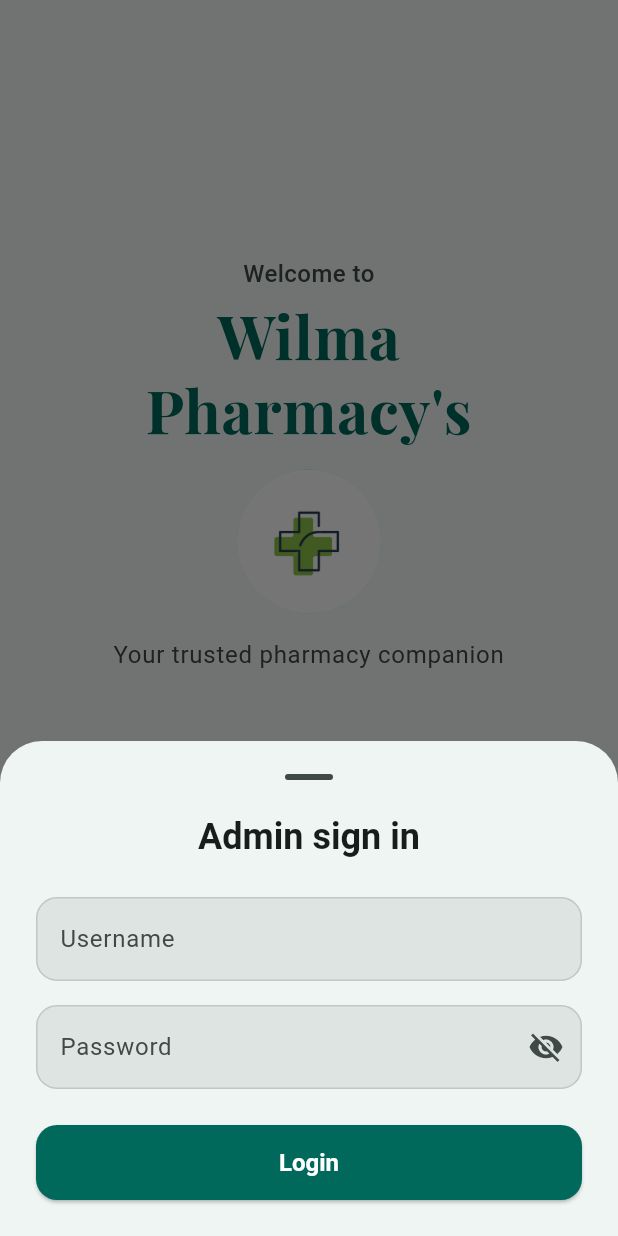
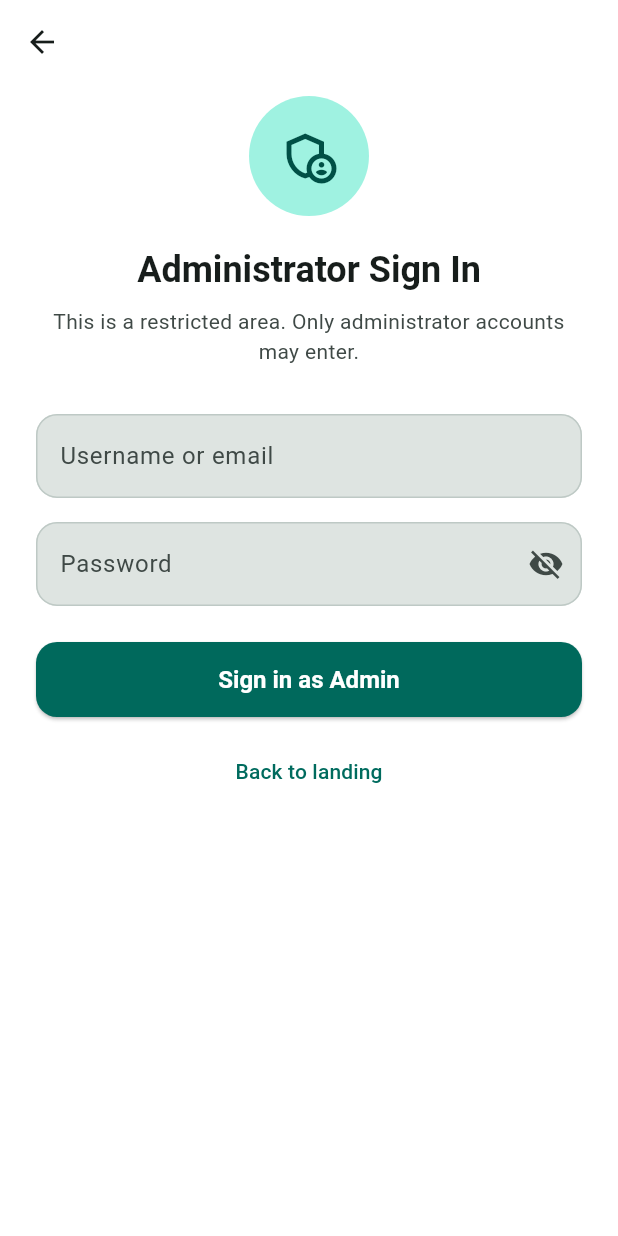
Before and after one commit to adriantoque/pharma-app, a Flutter app: the screen it shows after launch, after a tap on "Sign in as Admin", on a phone screen of 412 x 824 dp. Run offline on Flutter 3.47's test engine with Material 3 defaults, Android fonts, the phone set to English and light mode, and no system bars; our stand-ins replace camera, cloud_firestore, connectivity_plus, firebase_auth, firebase_core, fl_chart and 5 more; missing offline and left inert: google_mlkit_text_recognition; accounts and stored records are empty; generated files the repository leaves out were written again.

Commit message:
seperated the admin and stuff fix the auto go back after login

```diff
--- a/lib/features/admin/presentation/screens/admin_home_screen.dart
+++ b/lib/features/admin/presentation/screens/admin_home_screen.dart
@@ -22,6 +22,14 @@ class AdminHomeScreen extends StatelessWidget {
   Widget build(BuildContext context) {
     return Scaffold(
       appBar: AppBar(
+        // The workspace is outside the shell, so there is no bottom bar to
+        // tap away from. This is the way back to the regular app, and it
+        // goes to Home because that is where a pharmacist returns to.
+        leading: IconButton(
+          icon: const Icon(Icons.arrow_back),
+          tooltip: 'Back to app',
+          onPressed: () => context.goNamed('home'),
+        ),
         title: const Text('Admin'),
         centerTitle: true,
       ),
--- a/lib/features/auth/presentation/providers/auth_provider.dart
+++ b/lib/features/auth/presentation/providers/auth_provider.dart
@@ -138,6 +138,53 @@ class AuthProvider extends ChangeNotifier {
       () => _repository.login(email: email, password: password),
       onSuccess: _applyAuthState,
     );
+  }
+
+  /// Signs in, then verifies the account has administrator access.
+  ///
+  /// A staff credential entered on the admin door is signed back out with a
+  /// message. The role check runs after the backend has answered, so a fake
+  /// role cannot be claimed in the UI -- what is checked is what Firestore
+  /// said, not what the form asked for.
+  Future<bool> loginAsAdmin({
+    required String email,
+    required String password,
+  }) async {
+    final ok = await login(email: email, password: password);
+    if (!ok) return false;
+
+    if (_role != UserRole.admin) {
+      // Sign back out so the staff session does not survive a failed admin
+      // attempt. The message is set afterwards because logout() clears the
+      // error field as part of its own tidy-up.
+      await logout();
+      _error = 'This account does not have administrator access.';
+      _safeNotify();
+      return false;
+    }
+    return true;
+  }
+
+  /// Signs in, then verifies the account is not an administrator.
+  ///
+  /// Symmetrical to [loginAsAdmin]: an admin credential entered on the staff
+  /// door is signed back out. The two doors stay clean, so a person cannot
+  /// use the wrong one by mistake and end up somewhere they were not
+  /// expecting.
+  Future<bool> loginAsStaff({
+    required String email,
+    required String password,
+  }) async {
+    final ok = await login(email: email, password: password);
+    if (!ok) return false;
+
+    if (_role == UserRole.admin) {
+      await logout();
+      _error = 'Please use the administrator sign-in for this account.';
+      _safeNotify();
+      return false;
+    }
+    return true;
   }
 
   Future<bool> signup({
--- a/lib/features/auth/presentation/screens/auth_landing_screen.dart
+++ b/lib/features/auth/presentation/screens/auth_landing_screen.dart
@@ -1,35 +1,39 @@
 import 'package:flutter/material.dart';
+import 'package:go_router/go_router.dart';
 import 'package:provider/provider.dart';
 
 import '../../../../core/theme/app_theme.dart';
 import '../providers/auth_provider.dart';
 import '../widgets/auth_bottom_sheet.dart';
 
+/// The first screen, for a signed-out app.
+///
+/// Three doors, each leading somewhere different. Admin and Staff are full
+/// pages pushed on top of this one, so the back arrow returns here; Guest is
+/// a single tap that lands on the regular app in a read-only role.
+///
+/// The sign-in sheet still exists -- reachable from a fallback link -- for
+/// anyone who reaches this screen mid-session and needs to sign in without
+/// choosing a door first. Its route through the shared sheet is unchanged.
 class AuthLandingScreen extends StatelessWidget {
   const AuthLandingScreen({super.key});
 
-  /// Opens the sign-in sheet in [mode], with a title that tells the user which
-  /// account they are being asked for.
-  void _openSheet(
-    BuildContext context, {
-    required AuthSheetMode mode,
-    required String title,
-  }) {
+  void _openSheet(BuildContext context) {
     showModalBottomSheet<void>(
       context: context,
       isScrollControlled: true,
       useSafeArea: true,
       showDragHandle: true,
       backgroundColor: Theme.of(context).colorScheme.surfaceContainerLow,
-      builder: (context) => AuthBottomSheet(mode: mode, title: title),
+      builder: (context) => const AuthBottomSheet(mode: AuthSheetMode.login),
     );
   }
 
   Future<void> _continueAsGuest(BuildContext context) async {
     final auth = context.read<AuthProvider>();
     // Navigation is left entirely to the router's redirect, exactly as a
-    // successful sign-in does: entering offline mode flips AuthStatus, and the
-    // redirect sends the user to the home tab on its own.
+    // successful sign-in does: entering offline mode flips AuthStatus, and
+    // the redirect sends the user to the home tab on its own.
     await auth.enterOfflineMode();
   }
 
@@ -41,9 +45,6 @@ class AuthLandingScreen extends StatelessWidget {
 
     return Scaffold(
       backgroundColor: scheme.surface,
-      // The button column is fixed-height and the screen has no natural scroll
-      // room on a short device, so the body is made scrollable and given the
-      // viewport as a floor.
       body: SafeArea(
         child: LayoutBuilder(
           builder: (context, constraints) => SingleChildScrollView(
@@ -98,11 +99,7 @@ class AuthLandingScreen extends StatelessWidget {
                         label: 'Sign in as Admin',
                         enabled: !isBusy,
                         filled: true,
-                        onPressed: () => _openSheet(
-                          context,
-                          mode: AuthSheetMode.login,
-                          title: 'Admin sign in',
-                        ),
+                        onPressed: () => context.pushNamed('admin-login'),
                       ),
                       const SizedBox(height: 12),
                       _RoleButton(
@@ -110,11 +107,7 @@ class AuthLandingScreen extends StatelessWidget {
                         label: 'Sign in as Staff',
                         enabled: !isBusy,
                         filled: false,
-                        onPressed: () => _openSheet(
-                          context,
-                          mode: AuthSheetMode.login,
-                          title: 'Staff sign in',
-                        ),
+                        onPressed: () => context.pushNamed('staff-login'),
                       ),
                       const SizedBox(height: 12),
                       _RoleButton(
@@ -124,7 +117,16 @@ class AuthLandingScreen extends StatelessWidget {
                         filled: false,
                         onPressed: () => _continueAsGuest(context),
                       ),
-                      const SizedBox(height: 24),
+                      const SizedBox(height: 16),
+                      TextButton(
+                        onPressed: isBusy ? null : () => _openSheet(context),
+                        child: Text(
+                          'Other sign-in options',
+                          style: theme.textTheme.bodySmall?.copyWith(
+                            color: scheme.onSurfaceVariant,
+                          ),
+                        ),
+                      ),
                     ],
                   ),
                 ),
@@ -137,7 +139,7 @@ class AuthLandingScreen extends StatelessWidget {
   }
 }
 
-/// One of the three landing buttons.
+/// One of the landing buttons.
 ///
 /// Filled for the primary role and outlined for the rest, so the eye lands on
 /// "Sign in as Admin" first without the other two looking disabled.
--- /dev/null
+++ b/lib/features/auth/presentation/screens/role_login_screen.dart
@@ -0,0 +1,214 @@
+import 'package:flutter/material.dart';
+import 'package:go_router/go_router.dart';
+import 'package:provider/provider.dart';
+
+import '../../domain/user_role.dart';
+import '../providers/auth_provider.dart';
+import '../widgets/auth_button.dart';
+import '../widgets/auth_text_field.dart';
+
+/// A full-screen sign-in page for one role.
+///
+/// Two routes point at this screen -- `/admin-login` and `/staff-login` --
+/// with a different [role] each. Layout and validation are shared; only the
+/// icon, the copy, and the destination after signing in differ. Two files
+/// would be two places to fix the same bug.
+///
+/// Unlike the sheet on the landing screen, this refuses an account whose
+/// role does not match the door. A staff credential entered here is signed
+/// back out with a message, so the admin entry cannot be used as a shortcut
+/// past the staff flow.
+class RoleLoginScreen extends StatefulWidget {
+  const RoleLoginScreen({super.key, required this.role});
+
+  /// Which door this is. Determines the copy and which accounts are accepted.
+  final UserRole role;
+
+  @override
+  State<RoleLoginScreen> createState() => _RoleLoginScreenState();
+}
+
+class _RoleLoginScreenState extends State<RoleLoginScreen> {
+  final _formKey = GlobalKey<FormState>();
+  final _emailController = TextEditingController();
+  final _passwordController = TextEditingController();
+  bool _obscure = true;
+  bool _submitting = false;
+
+  bool get _isAdmin => widget.role == UserRole.admin;
+
+  String get _title =>
+      _isAdmin ? 'Administrator Sign In' : 'Staff Sign In';
+
+  String get _subtitle => _isAdmin
+      ? 'This is a restricted area. Only administrator accounts may enter.'
+      : 'Sign in with your staff account.';
+
+  String get _buttonLabel =>
+      _isAdmin ? 'Sign in as Admin' : 'Sign in as Staff';
+
+  IconData get _icon => _isAdmin
+      ? Icons.admin_panel_settings_outlined
+      : Icons.badge_outlined;
+
+  @override
+  void dispose() {
+    _emailController.dispose();
+    _passwordController.dispose();
+    super.dispose();
+  }
+
+  Future<void> _submit() async {
+    if (_submitting) return;
+    if (!(_formKey.currentState?.validate() ?? false)) return;
+
+    final auth = context.read<AuthProvider>();
+    final messenger = ScaffoldMessenger.of(context);
+
+    setState(() => _submitting = true);
+
+    final success = _isAdmin
+        ? await auth.loginAsAdmin(
+            email: _emailController.text.trim(),
+            password: _passwordController.text,
+          )
+        : await auth.loginAsStaff(
+            email: _emailController.text.trim(),
+            password: _passwordController.text,
+          );
+
+    if (!mounted) return;
+    setState(() => _submitting = false);
+
+    if (success) {
+      // The router's redirect carries the user to /admin or /home the moment
+      // the auth state flips. Nothing navigates here -- by the time this
+      // method resumes, the frame is already on the destination.
+      return;
+    }
+
+    // A failed sign-in stays on this screen so the credentials survive and
+    // the user can correct whatever was wrong.
+    messenger
+      ..hideCurrentSnackBar()
+      ..showSnackBar(
+        SnackBar(
+          content: Text(auth.error ?? 'Sign-in failed.'),
+          backgroundColor: Theme.of(context).colorScheme.error,
+        ),
+      );
+  }
+
+  String? _validateEmail(String? value) {
+    if (value == null || value.trim().isEmpty) {
+      return 'Username or email is required';
+    }
+    return null;
+  }
+
+  String? _validatePassword(String? value) {
+    if (value == null || value.isEmpty) {
+      return 'Password is required';
+    }
+    return null;
+  }
+
+  @override
+  Widget build(BuildContext context) {
+    final theme = Theme.of(context);
+    final scheme = theme.colorScheme;
+    final isBusy = context.watch<AuthProvider>().isLoading || _submitting;
+
+    return Scaffold(
+      appBar: AppBar(
+        // Pushed from the landing screen, so the back arrow returns there.
+        leading: IconButton(
+          icon: const Icon(Icons.arrow_back),
+          tooltip: 'Back',
+          onPressed: isBusy ? null : () => context.pop(),
+        ),
+      ),
+      body: SafeArea(
+        child: SingleChildScrollView(
+          padding: EdgeInsets.only(
+            left: 24,
+            right: 24,
+            bottom: MediaQuery.of(context).viewInsets.bottom + 24,
+          ),
+          child: Form(
+            key: _formKey,
+            child: Column(
+              crossAxisAlignment: CrossAxisAlignment.stretch,
+              children: [
+                const SizedBox(height: 8),
+                Center(
+                  child: CircleAvatar(
+                    radius: 40,
+                    backgroundColor: scheme.primaryContainer,
+                    child: Icon(
+                      _icon,
+                      size: 40,
+                      color: scheme.onPrimaryContainer,
+                    ),
+                  ),
+                ),
+                const SizedBox(height: 20),
+                Text(
+                  _title,
+                  textAlign: TextAlign.center,
+                  style: theme.textTheme.headlineSmall?.copyWith(
+                    fontWeight: FontWeight.bold,
+                  ),
+                ),
+                const SizedBox(height: 8),
+                Text(
+                  _subtitle,
+                  textAlign: TextAlign.center,
+                  style: theme.textTheme.bodyMedium?.copyWith(
+                    color: scheme.onSurfaceVariant,
+                  ),
+                ),
+                const SizedBox(height: 32),
+                AuthTextField(
+                  controller: _emailController,
+                  label: 'Username or email',
+                  keyboardType: TextInputType.emailAddress,
+                  textInputAction: TextInputAction.next,
+                  enabled: !isBusy,
+                  validator: _validateEmail,
+                ),
+                const SizedBox(height: 16),
+                AuthTextField(
+                  controller: _passwordController,
+                  label: 'Password',
+                  obscureText: _obscure,
+                  textInputAction: TextInputAction.done,
+                  enabled: !isBusy,
+                  onFieldSubmitted: (_) => _submit(),
+                  suffixIcon: IconButton(
+                    icon: Icon(
+                      _obscure ? Icons.visibility_off : Icons.visibility,
+                    ),
+                    onPressed: () => setState(() => _obscure = !_obscure),
+                  ),
+                  validator: _validatePassword,
+                ),
+                const SizedBox(height: 24),
+                AuthButton(
+                  label: _buttonLabel,
+                  isLoading: isBusy,
+                  onPressed: _submit,
+                ),
+                const SizedBox(height: 12),
+                TextButton(
+                  onPressed: isBusy ? null : () => context.pop(),
+                  child: const Text('Back to landing'),
+                ),
+              ],
+            ),
+          ),
+        ),
+      ),
+    );
+  }
+}
--- a/lib/routing/app_router.dart
+++ b/lib/routing/app_router.dart
@@ -5,6 +5,8 @@ import 'package:provider/provider.dart';
 import '../core/navigation/app_shell.dart';
 import '../features/auth/presentation/providers/auth_provider.dart';
 import '../features/auth/presentation/screens/auth_landing_screen.dart';
+import '../features/auth/presentation/screens/role_login_screen.dart';
+import '../features/auth/domain/user_role.dart';
 import '../features/dashboard/presentation/screens/dashboard_screen.dart';
 import '../features/dashboard/presentation/screens/expiring_meds_screen.dart';
 import '../features/inventory/presentation/screens/inventory_screen.dart';
@@ -23,6 +25,8 @@ import '../features/admin/presentation/screens/users_screen.dart';
 
 abstract final class AppRoutes {
   static const String login = '/login';
+  static const String adminLogin = '/admin-login';
+  static const String staffLogin = '/staff-login';
   static const String home = '/home';
   static const String inventory = '/inventory';
   static const String orders = '/orders';
@@ -45,45 +49,67 @@ abstract final class AppRoutes {
   static const String newSale = '/new-sale';
 }
 
-/// Builds the app router. The caller owns the returned instance and is
-/// responsible for disposing it, which is why this is a factory rather than a
-/// global — a global GoRouter is never disposed, survives hot restart, and
-/// leaks navigation state between widget tests.
+/// Creates the router for the whole app.
+///
+/// The one subtle piece of state here is [coldStartRouted]. The redirect runs
+/// on every navigation, and once a signed-in admin exists we want to send them
+/// to the admin workspace *the first time only* -- not every time they come
+/// back to Home on purpose. A local flag inside the factory gives the router
+/// one bit of memory without the flag leaking between test cases the way a
+/// top-level variable would.
 GoRouter createAppRouter({required Listenable refreshListenable}) {
+  var coldStartRouted = false;
+
   return GoRouter(
-    // No '/' route: the signed-in area is a shell whose branches own their own
-    // paths, so the app starts on the first branch directly.
+    // The shell owns the bottom bar, and its first branch is Home. Starting
+    // anywhere else would paint a different tab for a frame before the
+    // redirect below corrected it.
     initialLocation: AppRoutes.home,
-    // The provider is its own refresh Listenable, so an auth change re-runs the
-    // redirect below without a ChangeNotifier bridge.
     refreshListenable: refreshListenable,
     redirect: (context, state) async {
       final auth = context.read<AuthProvider>();
 
-      // Hold routing until the persisted session has been resolved. The router
-      // is created as soon as the provider graph is built, so on a cold start
-      // the status really is still unknown here. Without this await, the login
-      // screen paints for one frame before bouncing a signed-in user onward.
+      // Hold routing until the persisted session has been resolved. The
+      // router is created as soon as the provider graph is built, so on a
+      // cold start the status really is still unknown here. Without this
+      // await, the login screen paints for one frame before bouncing a
+      // signed-in user onward.
       if (auth.status == AuthStatus.unknown) {
         await auth.ready;
       }
 
-      final atLogin = state.matchedLocation == AppRoutes.login;
+      // The screens a signed-out user is allowed to sit on. All three are
+      // treated the same so signing in from any of them lands in the same
+      // place, and signing out from anywhere falls back to the landing screen.
+      final atAuthScreen = state.matchedLocation == AppRoutes.login ||
+          state.matchedLocation == AppRoutes.adminLogin ||
+          state.matchedLocation == AppRoutes.staffLogin;
 
       switch (auth.status) {
         case AuthStatus.unauthenticated:
-          return atLogin ? null : AppRoutes.login;
+          return atAuthScreen ? null : AppRoutes.login;
+
         case AuthStatus.authenticated:
-          // Only redirect at the moment of signing in. Anywhere else, the
-          // user goes where they asked -- otherwise an admin could never
-          // leave the Admin tab.
-          if (!atLogin) return null;
-          // Admins land on their own dashboard; everyone else on Home. The
-          // role has already been read from Firestore by the time this
-          // switch runs, so it is the real role and not a guess.
-          return auth.isAdmin ? AppRoutes.admin : AppRoutes.home;
+          // Just signed in on one of the doors: go to the destination the
+          // role owns. An admin lands on their workspace, everyone else on
+          // Home. The role is the one Firestore answered with, not a guess.
+          if (atAuthScreen) {
+            return auth.isAdmin ? AppRoutes.admin : AppRoutes.home;
+          }
+          // Cold start, already signed in. A stored admin session lands on
+          // the admin workspace; everyone else stays on Home. Only once, so
+          // an admin who deliberately navigates back to Home is left there.
+          if (!coldStartRouted) {
+            coldStartRouted = true;
+            if (auth.isAdmin) return AppRoutes.admin;
+          }
+          return null;
+
         case AuthStatus.offline:
-          return atLogin ? AppRoutes.home : null;
+          if (atAuthScreen) return AppRoutes.home;
+          coldStartRouted = true;
+          return null;
+
         case AuthStatus.unknown:
           return null;
       }
@@ -95,12 +121,28 @@ GoRouter createAppRouter({required Listenable refreshListenable}) {
         builder: (context, state) => const AuthLandingScreen(),
       ),
       GoRoute(
+        path: AppRoutes.adminLogin,
+        name: 'admin-login',
+        builder: (context, state) =>
+            const RoleLoginScreen(role: UserRole.admin),
+      ),
+      GoRoute(
+        path: AppRoutes.staffLogin,
+        name: 'staff-login',
+        builder: (context, state) =>
+            const RoleLoginScreen(role: UserRole.staff),
+      ),
+      GoRoute(
         path: AppRoutes.finder,
         name: 'finder',
         builder: (context, state) => FinderScreen(
           onNavigate: (entry) => context.go(entry.routePath),
         ),
       ),
+      // The admin workspace, outside the shell. Deliberately not a bottom-nav
+      // tab: an admin working through user management is not tapping between
+      // Home and Inventory, and giving them the tabs would put the ordinary
+      // screens one gesture away from a screen whose job is to be different.
       GoRoute(
         path: AppRoutes.admin,
         name: 'admin',
```
Also changed, not shown: lib/core/navigation/app_shell.dart (+14 -30 lines), lib/features/auth/data/repositories/firebase_auth_repository.dart (+22 -3 lines), lib/features/dashboard/presentation/screens/dashboard_screen.dart (+8 -0 lines).
